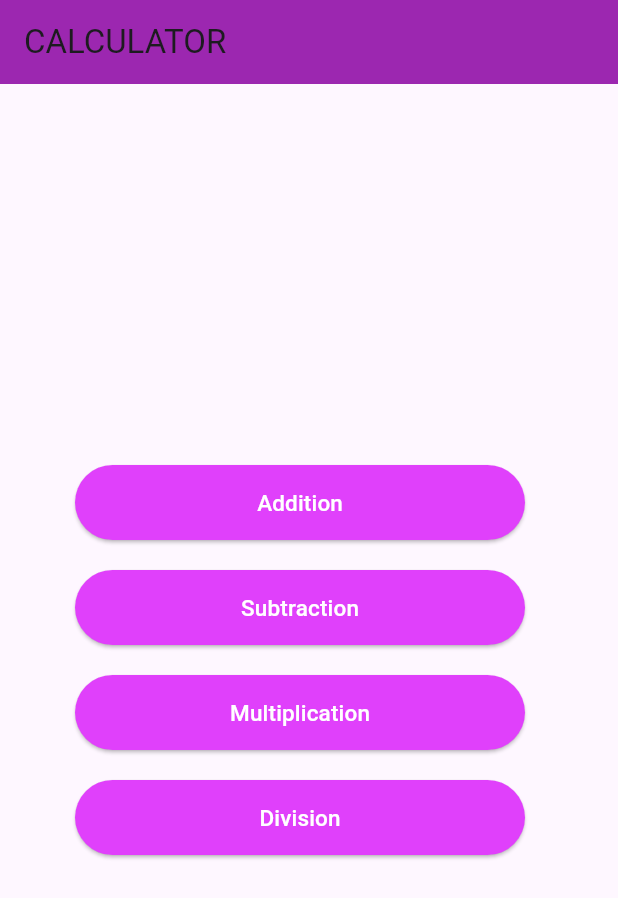
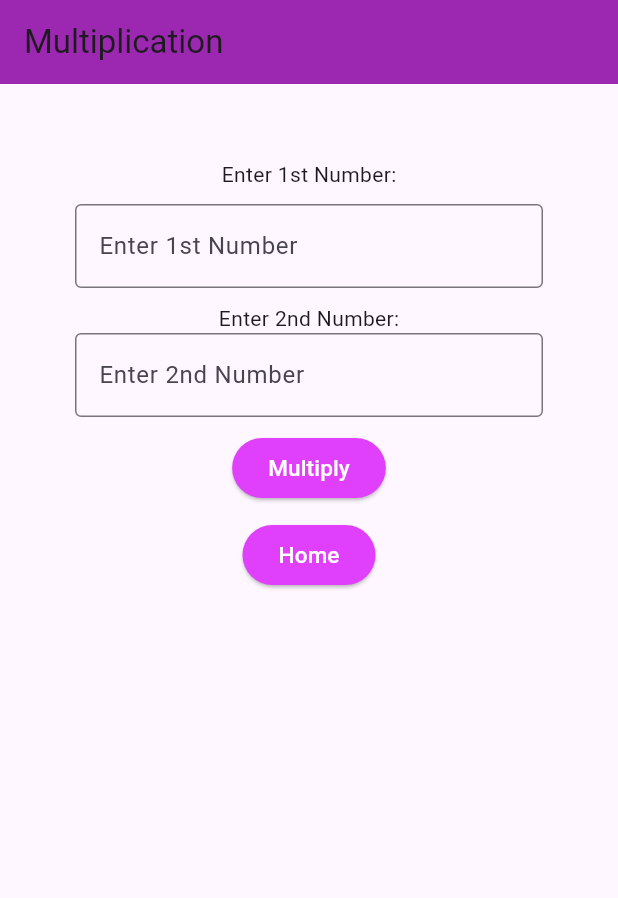
Before and after one commit to shafnashakeersm/Calculator_Flutter, a Flutter app: the screen it shows after launch, after a tap on "Multiplication", on a phone screen of 412 x 824 dp. Shown: the top 898 px of the screen. Run offline on Flutter 3.47's test engine with Material 3 defaults, Android fonts, the phone set to English and light mode, and no system bars.

Commit message:
multiplication completed

```diff
--- a/lib/pages/Home_page.dart
+++ b/lib/pages/Home_page.dart
@@ -1,5 +1,6 @@
 import 'package:calculator_flutter/pages/Addition.dart';
 import 'package:calculator_flutter/pages/Division.dart';
+import 'package:calculator_flutter/pages/Multiplication.dart';
 import 'package:flutter/material.dart';
 
 
@@ -58,7 +59,7 @@ class Home_page extends StatelessWidget {
                       backgroundColor: Colors.purpleAccent
                   ),
                   onPressed: (){
-
+                    Navigator.push(context, MaterialPageRoute(builder: (context) =>Multiplication()));
                   }, child: Text("Multiplication",
                 style: TextStyle(
                   color: Colors.white,
@@ -75,7 +76,7 @@ class Home_page extends StatelessWidget {
                     backgroundColor: Colors.purpleAccent,
                   ),
                   onPressed: (){
-
+                    Navigator.push(context, MaterialPageRoute(builder: (context) =>Division()));
     Navigator.push(context, MaterialPageRoute(builder: (context) =>Division()));
                   }, child: Text("Division",
                 style: TextStyle(
--- /dev/null
+++ b/lib/pages/Multiplication.dart
@@ -0,0 +1,72 @@
+import 'package:flutter/material.dart';
+
+class Multiplication extends StatelessWidget {
+  const Multiplication({super.key});
+
+  @override
+  Widget build(BuildContext context) {
+    return MaterialApp(
+      home: Scaffold(
+        appBar: AppBar(
+          title: Text("Multiplication"),
+          backgroundColor: Colors.purple,
+        ),
+        body: Container(
+          child: Padding(
+            padding: const EdgeInsets.all(50.0),
+            child: Column(
+              children: [
+                Text("Enter 1st Number:"),
+                SizedBox(
+                  height: 10,
+                ),
+                TextField(
+                  decoration: InputDecoration(
+                      border: OutlineInputBorder(),
+                      hintText: "Enter 1st Number"),
+                ),
+                SizedBox(
+                  height: 10,
+                ),
+                Text("Enter 2nd Number:"),
+                TextField(
+                  decoration: InputDecoration(
+                      border: OutlineInputBorder(),
+                      hintText: "Enter 2nd Number"),
+                ),
+                SizedBox(
+                  height: 10,
+                  width: 30,
+                ),
+                ElevatedButton(
+                    style: ElevatedButton.styleFrom(
+                        backgroundColor: Colors.purpleAccent),
+                    onPressed: () {},
+                    child: Text("Multiply",
+                        style: TextStyle(
+                          color: Colors.white,
+                          fontSize: 15,
+                        ))),
+                SizedBox(
+                  height: 10,
+                  width: 30,
+                ),
+                ElevatedButton(
+                    style: ElevatedButton.styleFrom(
+                        backgroundColor: Colors.purpleAccent),
+                    onPressed: () {
+                      Navigator.pop(context);
+                    },
+                    child: Text("Home",
+                        style: TextStyle(
+                          color: Colors.white,
+                          fontSize: 15,
+                        )))
+              ],
+            ),
+          ),
+        ),
+      ),
+    );
+  }
+}
```
